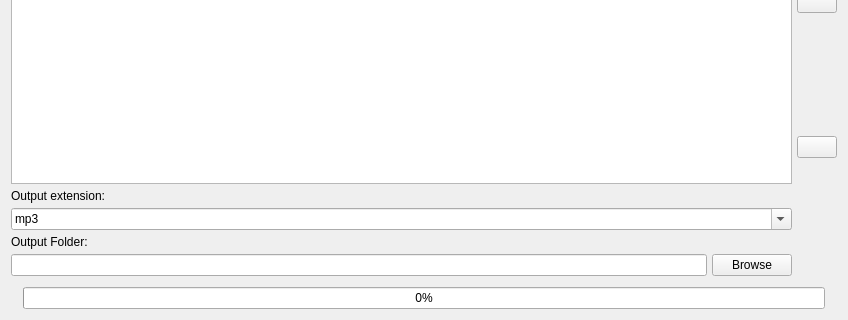
The window that src/ui/mainwindow.ui (bartkessels/SimpleConvert) describes before a commit, drawn with Qt 5; both pictures show x 0 to 848 and y 157 to 477 of the 848 by 477 pixel window.
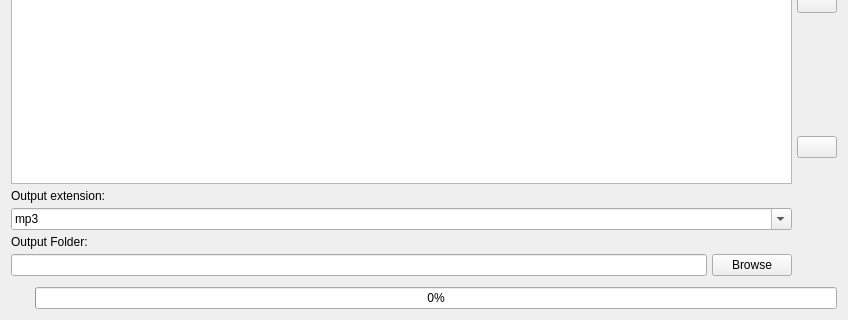
The same window after the commit. Icons and pictures are not drawn.

Commit message: Add option to cancel running conversion

The edit to the form file:
```diff
--- a/src/ui/mainwindow.ui
+++ b/src/ui/mainwindow.ui
@@ -174,6 +174,13 @@
       <property name="topMargin">
        <number>5</number>
       </property>
+      <item>
+       <widget class="QLabel" name="lblLoadingIndicator">
+        <property name="text">
+         <string notr="true"/>
+        </property>
+       </widget>
+      </item>
       <item>
        <widget class="QLabel" name="lblStatus">
         <property name="text">
@@ -188,13 +195,6 @@
         </property>
        </widget>
       </item>
-      <item>
-       <widget class="QLabel" name="lblLoadingIndicator">
-        <property name="text">
-         <string notr="true"/>
-        </property>
-       </widget>
-      </item>
      </layout>
     </item>
    </layout>
```
Left out of the diff: 6 changed lines with no effect on the pictures. The commit also changes 2 other files.
